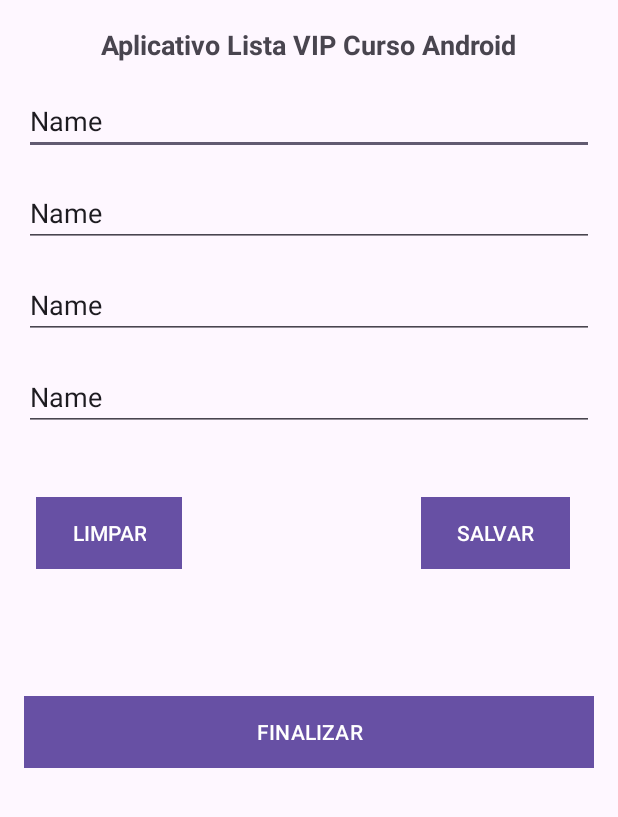
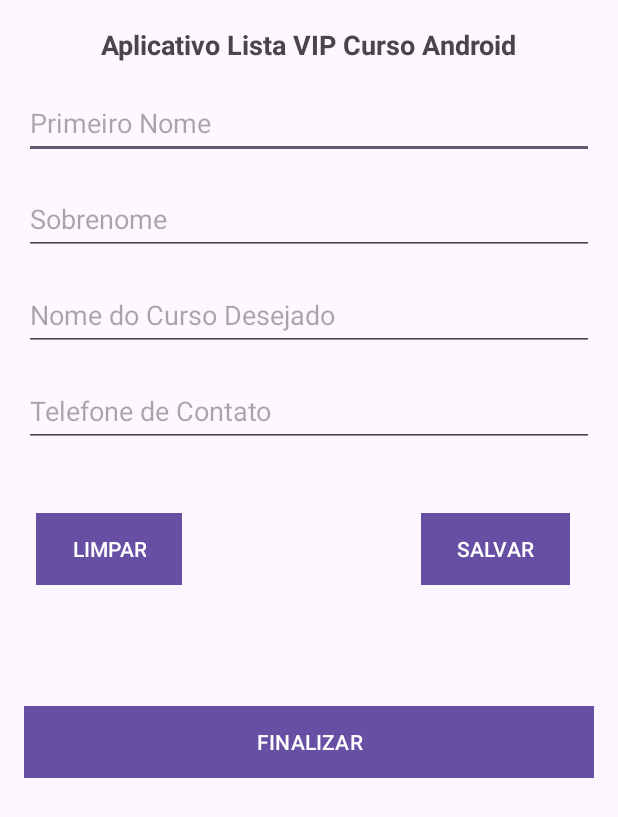
Before and after one commit to wittmann1st/2023FontsGitAndroid, an Android app: the screen it shows after launch (MainActivity), on a phone screen of 412 x 824 dp. Shown: the top 817 px of the screen. Run offline under Robolectric (Android 15) with nearby library versions, the phone set to English and light mode, and no system bars.

Commit message:
Criar o Layout do Aplicativo Customização.

```diff
--- a/AppListaCurso/app/src/main/res/layout/activity_main.xml
+++ b/AppListaCurso/app/src/main/res/layout/activity_main.xml
@@ -7,10 +7,10 @@
     tools:context=".MainActivity">
 
     <TextView
-        android:id="@+id/textView"
+        android:id="@+id/textTitulo"
         android:layout_width="wrap_content"
         android:layout_height="wrap_content"
-        android:text="Aplicativo Lista VIP Curso Android"
+        android:text="@string/txt_titulo"
         android:textSize="18sp"
         android:textStyle="bold"
         app:layout_constraintBottom_toBottomOf="parent"
@@ -20,100 +20,100 @@
         app:layout_constraintVertical_bias="0.022" />
 
     <EditText
-        android:id="@+id/editTextText"
+        android:id="@+id/editPrimeiroNome"
         android:layout_width="match_parent"
-        android:layout_height="wrap_content"
+        android:layout_height="48dp"
         android:layout_margin="16dp"
         android:layout_marginTop="16dp"
         android:ems="10"
-        android:hint="Primeiro Nome"
+        android:hint="@string/txt_hint_edit_primeiro_nome"
         android:inputType="text"
-        android:text="Name"
         app:layout_constraintEnd_toEndOf="parent"
         app:layout_constraintStart_toStartOf="parent"
-        app:layout_constraintTop_toBottomOf="@+id/textView" />
+        app:layout_constraintTop_toBottomOf="@+id/textTitulo"
+        android:importantForAutofill="no" />
 
     <EditText
-        android:id="@+id/editTextText5"
+        android:id="@+id/editSobrenome"
         android:layout_width="match_parent"
-        android:layout_height="wrap_content"
+        android:layout_height="48dp"
         android:layout_margin="16dp"
         android:layout_marginTop="40dp"
         android:ems="10"
-        android:hint="Sobrenome"
+        android:hint="@string/txt_hint_edit_sobrenome"
         android:inputType="text"
-        android:text="Name"
         app:layout_constraintEnd_toEndOf="parent"
         app:layout_constraintStart_toStartOf="parent"
-        app:layout_constraintTop_toBottomOf="@+id/editTextText" />
+        app:layout_constraintTop_toBottomOf="@+id/editPrimeiroNome"
+        tools:ignore="Autofill" />
 
     <EditText
-        android:id="@+id/editTextText6"
+        android:id="@+id/editCurso"
         android:layout_width="match_parent"
-        android:layout_height="wrap_content"
+        android:layout_height="48dp"
         android:layout_margin="16dp"
         android:layout_marginTop="56dp"
         android:ems="10"
-        android:hint="Nome do Curso Desejado"
+        android:hint="@string/txt_hint_edit_nome_do_curso_desejado"
         android:inputType="text"
-        android:text="Name"
         app:layout_constraintEnd_toEndOf="parent"
         app:layout_constraintStart_toStartOf="parent"
-        app:layout_constraintTop_toBottomOf="@+id/editTextText5" />
+        app:layout_constraintTop_toBottomOf="@+id/editSobrenome"
+        tools:ignore="Autofill" />
 
     <EditText
-        android:id="@+id/editTextText7"
+        android:id="@+id/editTelefone"
         android:layout_width="match_parent"
-        android:layout_height="wrap_content"
+        android:layout_height="48dp"
         android:layout_margin="16dp"
         android:layout_marginTop="40dp"
         android:ems="10"
-        android:hint="Telefone de Contato"
+        android:hint="@string/txt_hint_edit_telefone_de_contato"
         android:inputType="text"
-        android:text="Name"
         app:layout_constraintEnd_toEndOf="parent"
         app:layout_constraintStart_toStartOf="parent"
-        app:layout_constraintTop_toBottomOf="@+id/editTextText6" />
+        app:layout_constraintTop_toBottomOf="@+id/editCurso"
+        tools:ignore="Autofill" />
 
     <Button
-        android:id="@+id/button"
+        android:id="@+id/btnLimpar"
         android:layout_width="wrap_content"
         android:layout_height="wrap_content"
         android:layout_marginTop="44dp"
         android:layout_marginEnd="116dp"
         android:background="@color/corBotoes"
-        android:text="LIMPAR"
-        app:layout_constraintBottom_toTopOf="@+id/button3"
-        app:layout_constraintEnd_toStartOf="@+id/button2"
+        android:text="@string/txt_buttom_limpar"
+        app:layout_constraintBottom_toTopOf="@+id/btnFinalizar"
+        app:layout_constraintEnd_toStartOf="@+id/btnSalvar"
         app:layout_constraintHorizontal_bias="0.353"
         app:layout_constraintStart_toStartOf="parent"
-        app:layout_constraintTop_toBottomOf="@+id/editTextText7"
+        app:layout_constraintTop_toBottomOf="@+id/editTelefone"
         app:layout_constraintVertical_bias="0.0" />
 
     <Button
-        android:id="@+id/button2"
+        android:id="@+id/btnSalvar"
         android:layout_width="wrap_content"
         android:layout_height="wrap_content"
         android:layout_marginTop="44dp"
         android:layout_marginEnd="32dp"
         android:background="@color/corBotoes"
-        android:text="SALVAR"
-        app:layout_constraintBottom_toTopOf="@+id/button3"
+        android:text="@string/txt_buttom_salvar"
+        app:layout_constraintBottom_toTopOf="@+id/btnFinalizar"
         app:layout_constraintEnd_toEndOf="parent"
-        app:layout_constraintTop_toBottomOf="@+id/editTextText7"
+        app:layout_constraintTop_toBottomOf="@+id/editTelefone"
         app:layout_constraintVertical_bias="0.0" />
 
     <Button
-        android:id="@+id/button3"
+        android:id="@+id/btnFinalizar"
         android:layout_width="match_parent"
         android:layout_height="wrap_content"
         android:layout_margin="16dp"
         android:layout_marginTop="140dp"
         android:background="@color/corBotoes"
-        android:text="FINALIZAR"
+        android:text="@string/txt_buttom_finalizar"
         app:layout_constraintBottom_toBottomOf="parent"
         app:layout_constraintStart_toStartOf="parent"
-        app:layout_constraintTop_toBottomOf="@+id/editTextText7"
+        app:layout_constraintTop_toBottomOf="@+id/editTelefone"
         app:layout_constraintVertical_bias="0.352" />
 
 </androidx.constraintlayout.widget.ConstraintLayout>
--- a/AppListaCurso/app/src/main/res/values/colors.xml
+++ b/AppListaCurso/app/src/main/res/values/colors.xml
@@ -2,5 +2,5 @@
 <resources>
     <color name="black">#FF000000</color>
     <color name="white">#FFFFFFFF</color>
-    <color name="corBotoes">#03A9F4</color>
+    <color name="corBotoes">#0A415A</color>
 </resources>
--- a/AppListaCurso/app/src/main/res/values/strings.xml
+++ b/AppListaCurso/app/src/main/res/values/strings.xml
@@ -1,3 +1,11 @@
 <resources>
     <string name="app_name">AppListaCurso</string>
+    <string name="txt_titulo">Aplicativo Lista VIP Curso Android</string>
+    <string name="txt_hint_edit_primeiro_nome">Primeiro Nome</string>
+    <string name="txt_hint_edit_sobrenome">Sobrenome</string>
+    <string name="txt_hint_edit_nome_do_curso_desejado">Nome do Curso Desejado</string>
+    <string name="txt_hint_edit_telefone_de_contato">Telefone de Contato</string>
+    <string name="txt_buttom_limpar">LIMPAR</string>
+    <string name="txt_buttom_salvar">SALVAR</string>
+    <string name="txt_buttom_finalizar">FINALIZAR</string>
 </resources>
```
